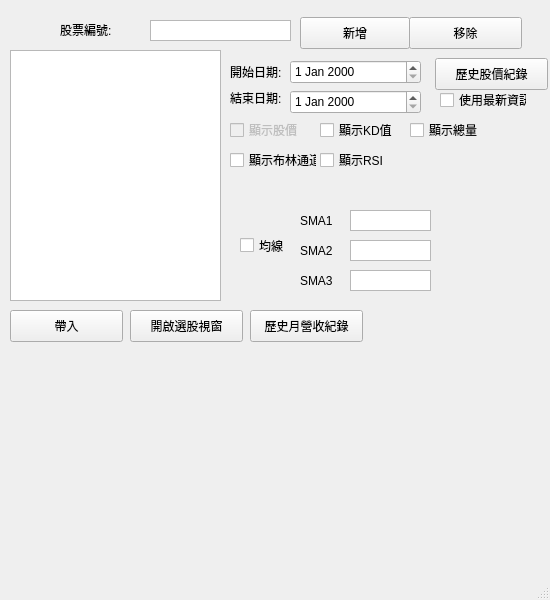
Old version of the form UI_main.ui in the repository bjioljlo/StockHistory.
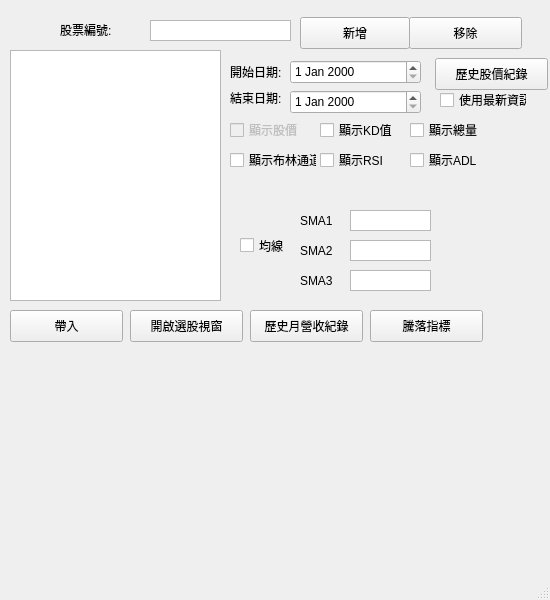
New version of the form.

Commit message: 新增ADL篩選指標

```diff
--- a/UI_main.ui
+++ b/UI_main.ui
@@ -401,6 +401,32 @@
      <string>顯示RSI</string>
     </property>
    </widget>
+   <widget class="QPushButton" name="button_getADindex">
+    <property name="geometry">
+     <rect>
+      <x>370</x>
+      <y>310</y>
+      <width>113</width>
+      <height>32</height>
+     </rect>
+    </property>
+    <property name="text">
+     <string>騰落指標</string>
+    </property>
+   </widget>
+   <widget class="QCheckBox" name="check_ADL">
+    <property name="geometry">
+     <rect>
+      <x>410</x>
+      <y>150</y>
+      <width>87</width>
+      <height>20</height>
+     </rect>
+    </property>
+    <property name="text">
+     <string>顯示ADL</string>
+    </property>
+   </widget>
   </widget>
   <widget class="QMenuBar" name="menubar">
    <property name="geometry">
```
The commit also changes 6 other files.
